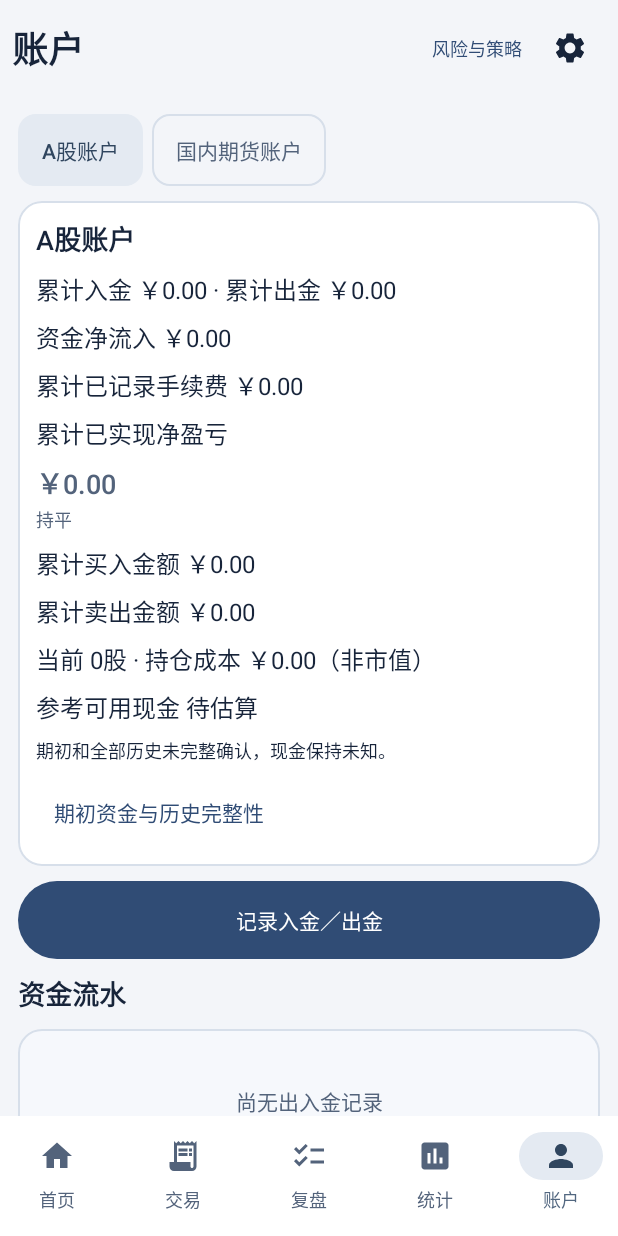
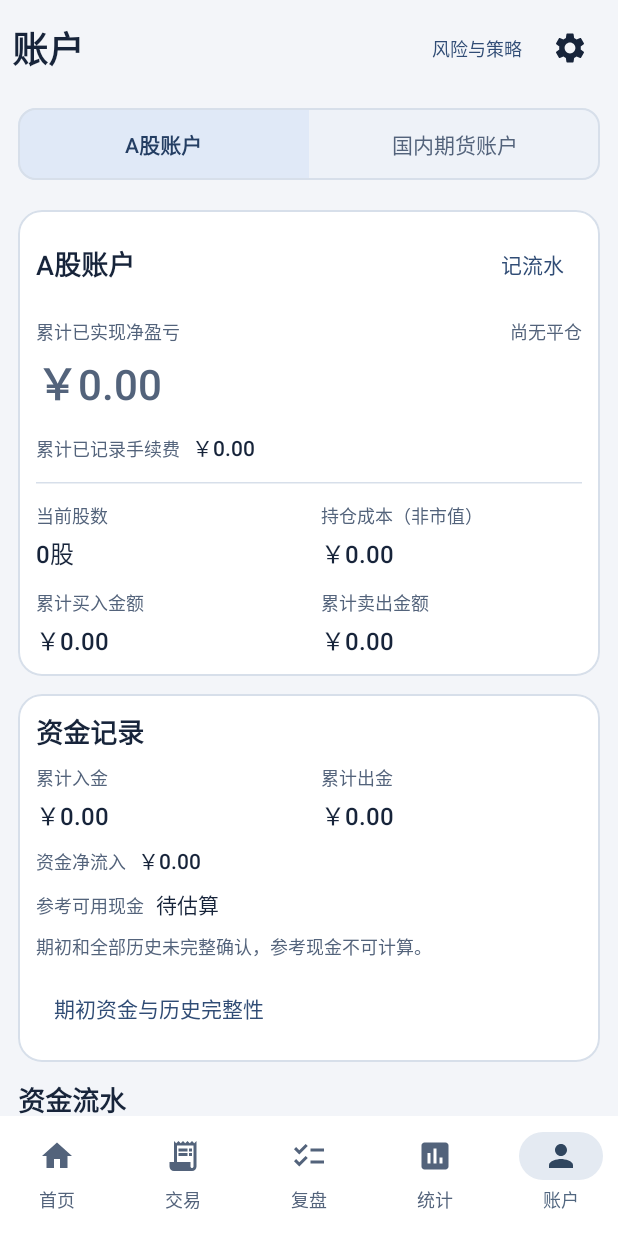
Before and after one commit to mlzx-xxj/trade-review-app, an Android app built with Jetpack Compose: the screen it shows after launch (MainActivity), item 5 of the bottom bar chosen, on a phone screen of 412 x 824 dp. Run offline under Robolectric (Android 15) with nearby library versions, the phone set to English and light mode, and no system bars; our stand-ins replace Room's generated code.

Commit message:
Unify plan review and account presentation with keyboard-safe editors

```diff
--- a/app/src/main/java/com/tradereview/app/v200/V200AccountsStats.kt
+++ b/app/src/main/java/com/tradereview/app/v200/V200AccountsStats.kt
@@ -8,7 +8,9 @@ import androidx.compose.foundation.rememberScrollState
 import androidx.compose.material3.*
 import androidx.compose.runtime.*
 import androidx.compose.runtime.saveable.rememberSaveable
+import androidx.compose.ui.Alignment
 import androidx.compose.ui.Modifier
+import androidx.compose.ui.text.style.TextOverflow
 import androidx.compose.ui.platform.testTag
 import androidx.compose.ui.unit.dp
 import com.tradereview.app.data.newKey
@@ -17,16 +19,97 @@ import kotlinx.coroutines.withContext
 import java.time.LocalDate
 import java.math.BigDecimal
 
-@Composable fun V200Accounts(model:V200ViewModel,state:LedgerSnapshot){var selected by rememberSaveable{mutableStateOf("stock")};var flow by remember{mutableStateOf<LedgerCashFlow?>(null)};var showFlow by rememberSaveable{mutableStateOf(false)};var configuring by rememberSaveable{mutableStateOf(false)};val account=state.accounts.first{it.id==selected};val executions=state.executions.filter{it.accountId==selected};val executionIds=executions.map{it.id}.toSet();val matches=state.matches.filter{it.closeExecutionId in executionIds};val positions=state.cycles.filter{it.accountId==selected && decimal(it.remaining)>BigDecimal.ZERO};val cash=state.cashFlows.filter{it.accountId==selected};val incoming=sum(cash.filter{it.kind=="in"}.map{decimal(it.amount)});val outgoing=sum(cash.filter{it.kind=="out"}.map{decimal(it.amount)})
-    LazyColumn(Modifier.fillMaxSize().testTag("v2-accounts"),contentPadding=PaddingValues(12.dp),verticalArrangement=Arrangement.spacedBy(10.dp)){
-        item{ChoiceRow(selected,listOf("stock" to "A股账户","futures" to "国内期货账户"),{selected=it},"account-")}
-        item{LedgerPanel(account.name){Text("累计入金 ${amount(exact(incoming))} · 累计出金 ${amount(exact(outgoing))}");Text("资金净流入 ${amount(exact(incoming-outgoing))}");Text("累计已记录手续费 ${moneyText(completeTotal(executions.map{it.fees}))}");Text("累计已实现净盈亏");NetText(completeTotal(matches.map{it.net}));if(selected=="stock"){Text("累计买入金额 ${amount(exact(sum(executions.filter{it.side=="buy"}.map{decimal(it.price)*decimal(it.quantity)})))}");Text("累计卖出金额 ${amount(exact(sum(executions.filter{it.side=="sell"}.map{decimal(it.price)*decimal(it.quantity)})))}");Text("当前 ${exact(sum(positions.map{decimal(it.remaining)}))}股 · 持仓成本 ${moneyText(completeTotal(positions.map{it.openCost}))}（非市值）");Text("参考可用现金 ${amount(LedgerStatistics.cash(state,account))}");if(!account.historyComplete || account.initialCapital==null)Text("期初和全部历史未完整确认，现金保持未知。",style=MaterialTheme.typography.bodySmall)}else{Text("当前 ${exact(sum(positions.map{decimal(it.remaining)}))}手");Text("参考保证金 ${if(positions.all{it.referenceMargin!=null})amount(exact(sum(positions.map{decimal(it.referenceMargin!!)})))else"未知（参数不完整）"}");Text("不推算真实可用资金；期货结算涉及逐日盯市。",style=MaterialTheme.typography.bodySmall)};TextButton({configuring=true},modifier=Modifier.heightIn(min=48.dp).testTag("configure-account")){Text(if(selected=="stock")"期初资金与历史完整性"else"设置期初资金（可选）")}}}
-        item{Button({flow=null;showFlow=true},Modifier.fillMaxWidth().heightIn(min=52.dp).testTag("new-cashflow")){Text("记录入金／出金")}}
-        item{Text("资金流水",style=MaterialTheme.typography.titleMedium)}
-        if(cash.isEmpty())item{EmptyLedger("尚无出入金记录")};items(cash.sortedByDescending{it.day},key={it.id}){f->LedgerPanel("${LocalDate.ofEpochDay(f.day)} · ${if(f.kind=="in")"入金"else"出金"}"){Text(amount(f.amount));if(f.note.isNotBlank())Text(f.note);TextButton({flow=f;showFlow=true},modifier=Modifier.heightIn(min=48.dp)){Text("编辑流水")}}}
+@Composable fun V200Accounts(model:V200ViewModel,state:LedgerSnapshot){
+    var selected by rememberSaveable{mutableStateOf("stock")}
+    // Preserve the editing identity across Activity recreation; form values alone
+    // must never turn an existing correction into an unrelated new cash flow.
+    var flowId by rememberSaveable{mutableStateOf<String?>(null)}
+    var showFlow by rememberSaveable{mutableStateOf(false)};var configuring by rememberSaveable{mutableStateOf(false)}
+    val account=state.accounts.first{it.id==selected};val executions=state.executions.filter{it.accountId==selected};val executionIds=executions.map{it.id}.toSet();val matches=state.matches.filter{it.closeExecutionId in executionIds};val positions=state.cycles.filter{it.accountId==selected && decimal(it.remaining)>BigDecimal.ZERO};val cash=state.cashFlows.filter{it.accountId==selected};val incoming=sum(cash.filter{it.kind=="in"}.map{decimal(it.amount)});val outgoing=sum(cash.filter{it.kind=="out"}.map{decimal(it.amount)})
+    Column(Modifier.fillMaxSize()){
+        Box(Modifier.fillMaxWidth().padding(horizontal=LedgerUi.inset,vertical=8.dp)){
+            SegmentedChoices(selected,listOf("stock" to "A股账户","futures" to "国内期货账户"),{selected=it},"account-")
+        }
+        LazyColumn(Modifier.weight(1f).testTag("v2-accounts"),contentPadding=PaddingValues(LedgerUi.inset),verticalArrangement=Arrangement.spacedBy(LedgerUi.inset)){
+            item{
+                Card(Modifier.fillMaxWidth(),colors=CardDefaults.cardColors(containerColor=MaterialTheme.colorScheme.surface),border=androidx.compose.foundation.BorderStroke(1.dp,MaterialTheme.colorScheme.outlineVariant)){
+                    Column(Modifier.padding(LedgerUi.inset),verticalArrangement=Arrangement.spacedBy(12.dp)){
+                        OverviewHeading(account.name,action="记流水",onAction={flowId=null;showFlow=true},actionTag="new-cashflow")
+                        OverviewMoney("累计已实现净盈亏",completeTotal(matches.map{it.net}),"account-net-$selected",large=true,empty=matches.isEmpty())
+                        PositionMoneyLine("累计已记录手续费",moneyText(completeTotal(executions.map{it.fees})),"account-fees-$selected")
+                        HorizontalDivider(color=MaterialTheme.colorScheme.outlineVariant)
+                        if(selected=="stock"){
+                            Row(horizontalArrangement=Arrangement.spacedBy(16.dp)){
+                                PositionMetric("当前股数",exact(sum(positions.map{decimal(it.remaining)}))+"股","account-quantity-stock",Modifier.weight(1f))
+                                PositionMetric("持仓成本（非市值）",moneyText(completeTotal(positions.map{it.openCost})),"account-cost-stock",Modifier.weight(1f))
+                            }
+                            Row(horizontalArrangement=Arrangement.spacedBy(16.dp)){
+                                PositionMetric("累计买入金额",amount(exact(sum(executions.filter{it.side=="buy"}.map{decimal(it.price)*decimal(it.quantity)}))),"account-buys",Modifier.weight(1f))
+                                PositionMetric("累计卖出金额",amount(exact(sum(executions.filter{it.side=="sell"}.map{decimal(it.price)*decimal(it.quantity)}))),"account-sells",Modifier.weight(1f))
+                            }
+                        }else{
+                            PositionMetric("当前持仓",exact(sum(positions.map{decimal(it.remaining)}))+"手","account-quantity-futures")
+                            PositionMoneyLine("参考保证金",if(positions.all{it.referenceMargin!=null})amount(exact(sum(positions.map{decimal(it.referenceMargin!!)})))else"待估算","account-margin-futures")
+                            Text("不推算真实可用资金；参考保证金不代表可用资金。",style=MaterialTheme.typography.bodySmall,color=MaterialTheme.colorScheme.onSurfaceVariant)
+                        }
+                    }
+                }
+            }
+            item{LedgerPanel("资金记录"){
+                Row(horizontalArrangement=Arrangement.spacedBy(16.dp)){
+                    PositionMetric("累计入金",amount(exact(incoming)),"account-in-$selected",Modifier.weight(1f))
+                    PositionMetric("累计出金",amount(exact(outgoing)),"account-out-$selected",Modifier.weight(1f))
+                }
+                PositionMoneyLine("资金净流入",amount(exact(incoming-outgoing)),"account-flow-net-$selected")
+                if(selected=="stock"){
+                    PositionMoneyLine("参考可用现金",amount(LedgerStatistics.cash(state,account)),"account-cash-stock")
+                    if(!account.historyComplete || account.initialCapital==null)Text("期初和全部历史未完整确认，参考现金不可计算。",style=MaterialTheme.typography.bodySmall,color=MaterialTheme.colorScheme.onSurfaceVariant)
+                }
+                TextButton({configuring=true},Modifier.heightIn(min=48.dp).testTag("configure-account")){Text(if(selected=="stock")"期初资金与历史完整性"else"设置期初资金（可选）")}
+            }}
+            item{OverviewHeading("资金流水","${cash.size}条记录")}
+            if(cash.isEmpty())item{EmptyLedger("尚无出入金记录。可从上方“记流水”录入，资金流动不会计入交易盈亏。")}
+            items(cash.sortedByDescending{it.day},key={it.id}){f->
+                LedgerPanel("${LocalDate.ofEpochDay(f.day)} · ${if(f.kind=="in")"入金"else"出金"}"){
+                    NumericText(amount(f.amount),style=MaterialTheme.typography.titleLarge)
+                    if(f.note.isNotBlank())Text(f.note,maxLines=2,overflow=TextOverflow.Ellipsis,style=MaterialTheme.typography.bodyMedium,color=MaterialTheme.colorScheme.onSurfaceVariant)
+                    TextButton({flowId=f.id;showFlow=true},Modifier.heightIn(min=48.dp).testTag("edit-cashflow-${f.id}")){Text("编辑流水")}
+                }
+            }
+        }
     }
-    if(configuring){var capital by rememberSaveable(account.id){mutableStateOf(account.initialCapital.orEmpty())};var complete by rememberSaveable(account.id){mutableStateOf(account.historyComplete)};var error by remember{mutableStateOf<String?>(null)};AlertDialog(onDismissRequest={configuring=false},title={Text("${account.name}配置")},text={Column(Modifier.heightIn(max=400.dp).verticalScroll(rememberScrollState()),verticalArrangement=Arrangement.spacedBy(8.dp)){error?.let{Text(it,color=MaterialTheme.colorScheme.error)};EntryField("期初资金（可选，元）",capital,{capital=it},"account-capital",true);if(account.id=="stock"){Text("新成交综合费用：买入万一、卖出万六；不另加税费。旧成交保留原快照。",style=MaterialTheme.typography.bodySmall);Row{Checkbox(complete,{complete=it},modifier=Modifier.testTag("account-complete"));Text("期初、所有买卖及出入金历史已完整核对",Modifier.weight(1f).padding(top=12.dp))}}}},confirmButton={TextButton({val a=account.copy(initialCapital=capital.trim().ifBlank{null},historyComplete=complete);try{LedgerValidation.account(a);model.account(a);configuring=false}catch(e:IllegalArgumentException){error=e.message}},modifier=Modifier.heightIn(min=48.dp).testTag("save-account")){Text("保存账户配置")}},dismissButton={TextButton({configuring=false}){Text("取消")}})}
-    if(showFlow){var kind by rememberSaveable(flow?.id){mutableStateOf(flow?.kind?:"in")};var day by rememberSaveable(flow?.id){mutableLongStateOf(flow?.day?:AutomaticEntry.today().toEpochDay())};var amount by rememberSaveable(flow?.id){mutableStateOf(flow?.amount.orEmpty())};var note by rememberSaveable(flow?.id){mutableStateOf(flow?.note.orEmpty())};var error by remember{mutableStateOf<String?>(null)};AlertDialog(onDismissRequest={showFlow=false},title={Text("${account.name}流水")},text={Column(Modifier.heightIn(max=400.dp).verticalScroll(rememberScrollState()),verticalArrangement=Arrangement.spacedBy(8.dp)){error?.let{Text(it,color=MaterialTheme.colorScheme.error)};ChoiceRow(kind,listOf("in" to "入金","out" to "出金"),{kind=it});DateControl(day,{day=it});EntryField("金额（元）",amount,{amount=it},"cashflow-amount",true);EntryField("简短备注",note,{note=it},"cashflow-note");if(flow!=null)Text("原流水：${if(flow!!.kind=="in")"入金"else"出金"} ${amount(flow!!.amount)}，保存为明确更正。",style=MaterialTheme.typography.bodySmall)}},confirmButton={TextButton({val f=LedgerCashFlow(flow?.id?:newKey(),selected,day,kind,amount.trim(),note);try{LedgerValidation.cash(f);model.cash(f);showFlow=false}catch(e:IllegalArgumentException){error=e.message}},modifier=Modifier.heightIn(min=48.dp).testTag("save-cashflow")){Text("保存流水")}},dismissButton={TextButton({showFlow=false}){Text("取消")}})}
+    val busy by model.busy.collectAsState()
+    if(configuring){
+        var capital by rememberSaveable(account.id){mutableStateOf(account.initialCapital.orEmpty())};var complete by rememberSaveable(account.id){mutableStateOf(account.historyComplete)};var error by remember{mutableStateOf<String?>(null)}
+        ReviewForm("${account.name}配置","保存账户配置","save-account",error,busy,{configuring=false},{
+            val a=account.copy(initialCapital=capital.trim().ifBlank{null},historyComplete=complete)
+            try{LedgerValidation.account(a);model.account(a);configuring=false}catch(e:IllegalArgumentException){error=e.message}
+        }){
+            EntryField("期初资金（可选，元）",capital,{capital=it;error=null},"account-capital",true)
+            if(account.id=="stock"){
+                Text("新成交综合费用：买入万一、卖出万六；旧成交保留原快照。",style=MaterialTheme.typography.bodySmall,color=MaterialTheme.colorScheme.onSurfaceVariant)
+                Row(Modifier.fillMaxWidth(),verticalAlignment=Alignment.CenterVertically){
+                    Checkbox(complete,{complete=it},Modifier.testTag("account-complete"))
+                    Text("期初、所有买卖及出入金历史已完整核对",Modifier.weight(1f),style=MaterialTheme.typography.bodyMedium)
+                }
+                Text("仅在资料完整时计算参考可用现金，持仓成本不代表实时市值。",style=MaterialTheme.typography.bodySmall,color=MaterialTheme.colorScheme.onSurfaceVariant)
+            }
+        }
+    }
+    if(showFlow){
+        val flow=state.cashFlows.firstOrNull{it.id==flowId}
+        var kind by rememberSaveable(flow?.id){mutableStateOf(flow?.kind?:"in")};var day by rememberSaveable(flow?.id){mutableLongStateOf(flow?.day?:AutomaticEntry.today().toEpochDay())};var amount by rememberSaveable(flow?.id){mutableStateOf(flow?.amount.orEmpty())};var note by rememberSaveable(flow?.id){mutableStateOf(flow?.note.orEmpty())};var error by remember{mutableStateOf<String?>(null)}
+        ReviewForm("${account.name}流水","保存流水","save-cashflow",error,busy,{showFlow=false},{
+            val f=LedgerCashFlow(flow?.id?:newKey(),selected,day,kind,amount.trim(),note)
+            try{LedgerValidation.cash(f);model.cash(f);showFlow=false}catch(e:IllegalArgumentException){error=e.message}
+        }){
+            SegmentedChoices(kind,listOf("in" to "入金","out" to "出金"),{kind=it})
+            DateControl(day,{day=it})
+            EntryField("金额（元）",amount,{amount=it;error=null},"cashflow-amount",true)
+            EntryField("简短备注",note,{note=it;error=null},"cashflow-note",lines=3)
+            flow?.let{Text("原流水：${if(it.kind=="in")"入金"else"出金"} ${amount(it.amount)}，保存为明确更正。",style=MaterialTheme.typography.bodySmall,color=MaterialTheme.colorScheme.onSurfaceVariant)}
+        }
+    }
 }
 
 private data class CalculatedStatistics(val period:LedgerPeriod,val market:String,val source:List<ClosedEvent>,val numbers:PeriodNumbers)
```
Also changed, not shown: app/src/main/java/com/tradereview/app/v200/V200Review.kt (+149 -17 lines), app/src/main/java/com/tradereview/app/v200/V210ReviewComponents.kt (added, +56 -0 lines), 5 other files.
